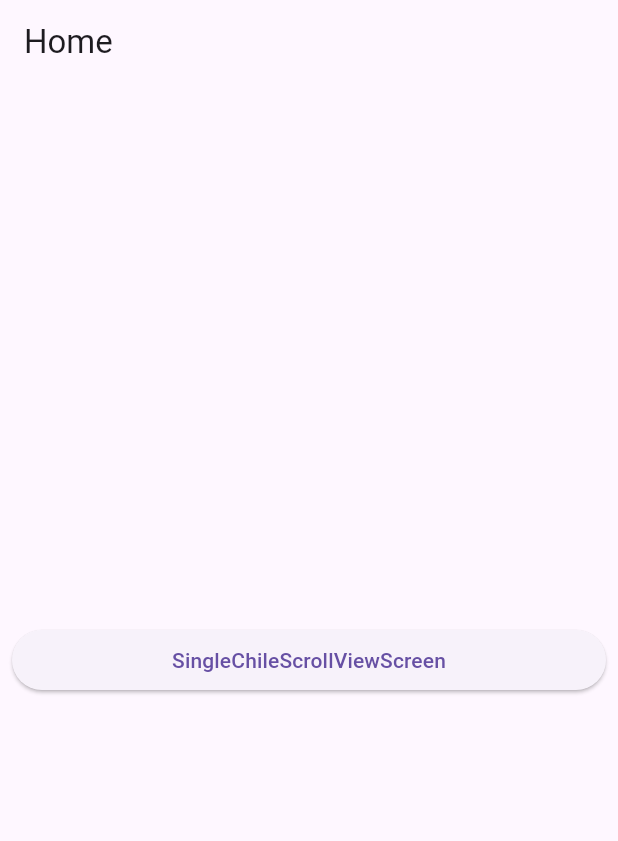
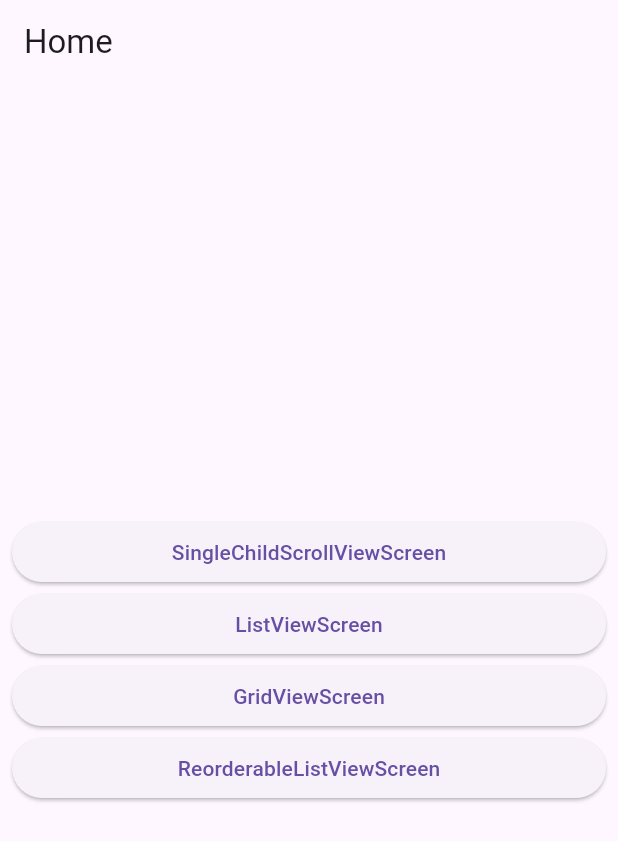
Before and after one commit to bigbulgogiburger/scrollable_widgets, a Flutter app: the screen it shows after launch, on a phone screen of 412 x 824 dp. Shown: the top 841 px of the screen. Run offline on Flutter 3.47's test engine with Material 3 defaults, Android fonts, the phone set to English and light mode, and no system bars.

Commit message:
reorderableList추가.

```diff
--- a/lib/screen/home_screen.dart
+++ b/lib/screen/home_screen.dart
@@ -1,9 +1,38 @@
 import 'package:flutter/material.dart';
 import 'package:scrollable_widgets/layout/main_layout.dart';
+import 'package:scrollable_widgets/screen/grid_view_screen.dart';
+import 'package:scrollable_widgets/screen/list_view_screen.dart';
+import 'package:scrollable_widgets/screen/reorderable_list_view_screen.dart';
 import 'package:scrollable_widgets/screen/single_child_scroll_view_screen.dart';
 
+class ScreenModel {
+  final WidgetBuilder builder;
+  final String name;
+
+  ScreenModel({required this.builder, required this.name});
+}
+
 class HomeScreen extends StatelessWidget {
-  const HomeScreen({super.key});
+  final screens = [
+    ScreenModel(
+      builder: (_) => SingleChildScrollViewScreen(),
+      name: 'SingleChildScrollViewScreen',
+    ),
+    ScreenModel(
+      builder: (_) => ListViewScreen(),
+      name: 'ListViewScreen',
+    ),
+    ScreenModel(
+      builder: (_) => GridViewScreen(),
+      name: 'GridViewScreen',
+    ),
+    ScreenModel(
+      builder: (_) => ReorderableListViewScreen(),
+      name: 'ReorderableListViewScreen',
+    ),
+  ];
+
+  HomeScreen({super.key});
 
   @override
   Widget build(BuildContext context) {
@@ -14,18 +43,19 @@ class HomeScreen extends StatelessWidget {
         child: Column(
           mainAxisAlignment: MainAxisAlignment.center,
           crossAxisAlignment: CrossAxisAlignment.stretch,
-            children: [
-              ElevatedButton(
+          children: screens
+              .map(
+                (screen) => ElevatedButton(
                   onPressed: () {
-                    Navigator.of(context).push(
-                      MaterialPageRoute(
-                        builder: (_) => SingleChildScrollViewScreen(),
+                    Navigator.of(context)
+                        .push(MaterialPageRoute(builder: screen.builder));
+                  },
+                  child: Text(screen.name),
+                ),
+              )
+              .toList(),
+        ),
       ),
     );
-                  },
-                  child: Text('SingleChileScrollViewScreen'))
-            ],
-          ),
-        ));
   }
 }
```
Also changed, not shown: lib/screen/grid_view_screen.dart (added, +91 -0 lines), lib/screen/list_view_screen.dart (added, +89 -0 lines), lib/screen/reorderable_list_view_screen.dart (added, +125 -0 lines). Lines whose indentation alone changed are shown as unchanged.
